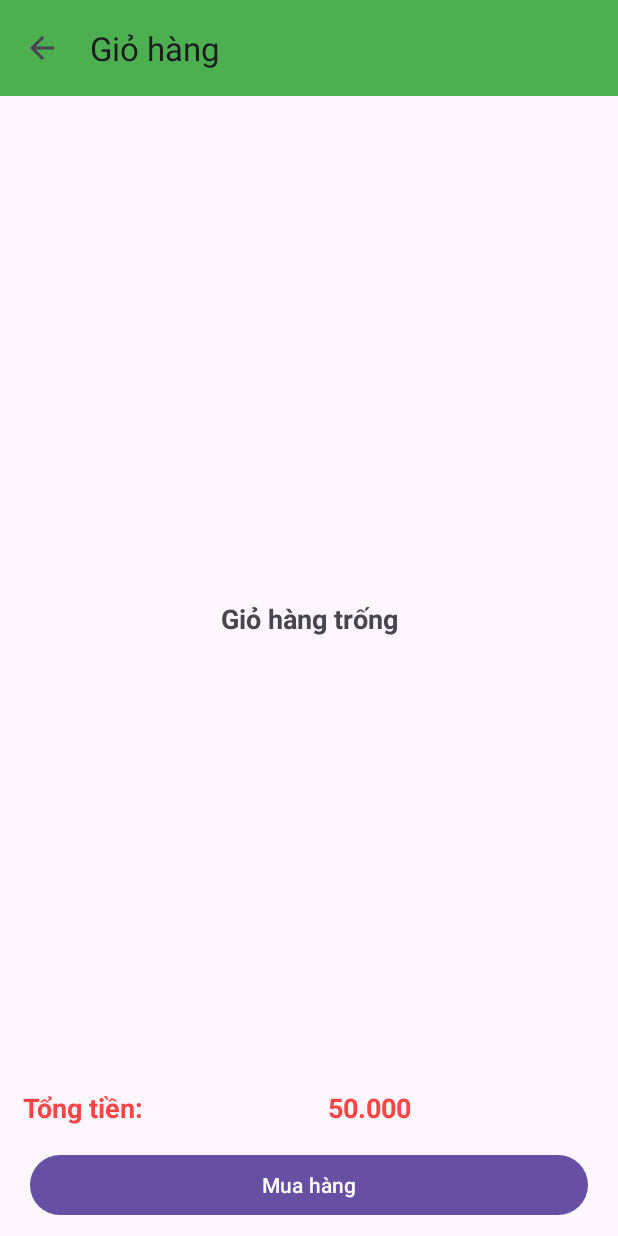
After one commit to nguyenducquanglinh/Appbanhang, an Android app: the GioHangActivity screen opened directly, with no data from a screen before it, on a phone screen of 412 x 824 dp. The commit adds this screen. Run offline under Robolectric (Android 15) with nearby library versions, the phone set to English and light mode, and no system bars.

Commit message:
update 7(giỏ hàng)

```diff
--- a/app/build.gradle.kts
+++ b/app/build.gradle.kts
@@ -49,5 +49,7 @@ dependencies {
     implementation("com.squareup.retrofit2:retrofit:2.9.0")
     implementation("com.squareup.retrofit2:converter-gson:2.9.0")
     implementation("com.github.akarnokd:rxjava3-retrofit-adapter:3.0.0")  // RxJava3 Adapter for Retrofit
+    // bradge
+    implementation ("com.nex3z:notification-badge:1.0.4")
 
 }
--- a/app/src/main/AndroidManifest.xml
+++ b/app/src/main/AndroidManifest.xml
@@ -9,7 +9,7 @@
         android:allowBackup="true"
         android:dataExtractionRules="@xml/data_extraction_rules"
         android:fullBackupContent="@xml/backup_rules"
-        android:hardwareAccelerated="false"
+        android:hardwareAccelerated="true"
         android:icon="@mipmap/ic_launcher"
         android:label="AppBanHang"
         android:roundIcon="@mipmap/ic_launcher_round"
@@ -17,6 +17,9 @@
         android:theme="@style/Theme.AppBanHang"
         android:usesCleartextTraffic="true"
         tools:targetApi="31">
+        <activity
+            android:name=".Activity.GioHangActivity"
+            android:exported="false" />
         <activity
             android:name=".Activity.ChiTietActivity"
             android:exported="false" />
--- /dev/null
+++ b/app/src/main/java/com/example/appbanhang/Activity/GioHangActivity.java
@@ -0,0 +1,61 @@
+package com.example.appbanhang.Activity;
+
+import androidx.appcompat.app.AppCompatActivity;
+import androidx.appcompat.widget.Toolbar;
+import androidx.recyclerview.widget.LinearLayoutManager;
+import androidx.recyclerview.widget.RecyclerView;
+
+import android.os.Bundle;
+import android.view.View;
+import android.widget.Button;
+import android.widget.TextView;
+
+import com.example.appbanhang.Adapter.GioHangAdapter;
+import com.example.appbanhang.R;
+import com.example.appbanhang.utils.Utils;
+
+public class GioHangActivity extends AppCompatActivity {
+    TextView giohangtrong, tongtien;
+    Toolbar toolbar;
+    RecyclerView recyclerView;
+    Button btnmuahang;
+    GioHangAdapter adapter;
+
+    @Override
+    protected void onCreate(Bundle savedInstanceState) {
+        super.onCreate(savedInstanceState);
+        setContentView(R.layout.activity_gio_hang);
+        initView();
+        initControl();
+    }
+
+    private void initControl() {
+        setSupportActionBar(toolbar);
+        getSupportActionBar().setDisplayHomeAsUpEnabled(true);
+        toolbar.setNavigationOnClickListener(new View.OnClickListener() {
+            @Override
+            public void onClick(View view) {
+                finish();
+            }
+        });
+
+        recyclerView.setHasFixedSize(true);
+        RecyclerView.LayoutManager layoutManager = new LinearLayoutManager(this);
+        recyclerView.setLayoutManager(layoutManager);
+
+        if (Utils.manggiohang.size() == 0) {
+            giohangtrong.setVisibility(View.VISIBLE);
+        } else {
+            adapter = new GioHangAdapter(getApplicationContext(), Utils.manggiohang);
+            recyclerView.setAdapter(adapter);
+        }
+    }
+
+    private void initView() {
+        giohangtrong = findViewById(R.id.txtgiohangtrong);
+        tongtien = findViewById(R.id.txttongtien);
+        toolbar = findViewById(R.id.toobar);
+        recyclerView = findViewById(R.id.recycleviewgiohang);
+        btnmuahang = findViewById(R.id.btnmuahang);
+    }
+}
--- a/app/src/main/java/com/example/appbanhang/Activity/MainActivity.java
+++ b/app/src/main/java/com/example/appbanhang/Activity/MainActivity.java
@@ -189,6 +189,9 @@ public class MainActivity extends AppCompatActivity {
         //khoi tao list
         mangloaisp = new ArrayList<>();
         mangMauSp = new ArrayList<>();
+        if (Utils.manggiohang == null){
+            Utils.manggiohang = new ArrayList<>();
+        }
 
     }
     public boolean isConnected(Context context) {
--- a/app/src/main/java/com/example/appbanhang/Adapter/GiayAdapter.java
+++ b/app/src/main/java/com/example/appbanhang/Adapter/GiayAdapter.java
@@ -18,6 +18,7 @@ import com.example.appbanhang.Interface.ItemClickListener;
 import com.example.appbanhang.Model.MauSanPham;
 import com.example.appbanhang.R;
 
+import java.text.DecimalFormat;
 import java.util.List;
 
 public class GiayAdapter extends RecyclerView.Adapter<RecyclerView.ViewHolder> {
--- a/app/src/main/java/com/example/appbanhang/Adapter/MauSanPhamAdapter.java
+++ b/app/src/main/java/com/example/appbanhang/Adapter/MauSanPhamAdapter.java
@@ -17,6 +17,7 @@ import com.example.appbanhang.Interface.ItemClickListener;
 import com.example.appbanhang.Model.MauSanPham;
 import com.example.appbanhang.R;
 
+import java.text.DecimalFormat;
 import java.util.List;
 
 public class MauSanPhamAdapter extends RecyclerView.Adapter<MauSanPhamAdapter.MyViewHolder> {
--- /dev/null
+++ b/app/src/main/res/drawable/ic_baseline_add_24.xml
@@ -0,0 +1,5 @@
+<vector android:height="24dp" android:tint="#FF0707"
+    android:viewportHeight="24" android:viewportWidth="24"
+    android:width="24dp" xmlns:android="http://schemas.android.com/apk/res/android">
+    <path android:fillColor="@android:color/white" android:pathData="M19,13h-6v6h-2v-6H5v-2h6V5h2v6h6v2z"/>
+</vector>
--- /dev/null
+++ b/app/src/main/res/drawable/ic_baseline_drag_handle_24.xml
@@ -0,0 +1,5 @@
+<vector android:height="24dp" android:tint="#FF0000"
+    android:viewportHeight="24" android:viewportWidth="24"
+    android:width="24dp" xmlns:android="http://schemas.android.com/apk/res/android">
+    <path android:fillColor="@android:color/white" android:pathData="M20,9H4v2h16V9zM4,15h16v-2H4V15z"/>
+</vector>
--- /dev/null
+++ b/app/src/main/res/drawable/ic_baseline_remove_24.xml
@@ -0,0 +1,5 @@
+<vector android:height="24dp" android:tint="#FF0000"
+    android:viewportHeight="24" android:viewportWidth="24"
+    android:width="24dp" xmlns:android="http://schemas.android.com/apk/res/android">
+    <path android:fillColor="@android:color/white" android:pathData="M19,13H5v-2h14v2z"/>
+</vector>
--- /dev/null
+++ b/app/src/main/res/drawable/ic_cart_24.xml
@@ -0,0 +1,5 @@
+<vector android:height="24dp" android:tint="#000000"
+    android:viewportHeight="24" android:viewportWidth="24"
+    android:width="24dp" xmlns:android="http://schemas.android.com/apk/res/android">
+    <path android:fillColor="@android:color/white" android:pathData="M7,18c-1.1,0 -1.99,0.9 -1.99,2S5.9,22 7,22s2,-0.9 2,-2 -0.9,-2 -2,-2zM1,2v2h2l3.6,7.59 -1.35,2.45c-0.16,0.28 -0.25,0.61 -0.25,0.96 0,1.1 0.9,2 2,2h12v-2L7.42,15c-0.14,0 -0.25,-0.11 -0.25,-0.25l0.03,-0.12 0.9,-1.63h7.45c0.75,0 1.41,-0.41 1.75,-1.03l3.58,-6.49c0.08,-0.14 0.12,-0.31 0.12,-0.48 0,-0.55 -0.45,-1 -1,-1L5.21,4l-0.94,-2L1,2zM17,18c-1.1,0 -1.99,0.9 -1.99,2s0.89,2 1.99,2 2,-0.9 2,-2 -0.9,-2 -2,-2z"/>
+</vector>
--- /dev/null
+++ b/app/src/main/res/layout/activity_gio_hang.xml
@@ -0,0 +1,76 @@
+<?xml version="1.0" encoding="utf-8"?>
+<androidx.constraintlayout.widget.ConstraintLayout
+    xmlns:android="http://schemas.android.com/apk/res/android"
+    xmlns:app="http://schemas.android.com/apk/res-auto"
+    xmlns:tools="http://schemas.android.com/tools"
+    android:layout_width="match_parent"
+    android:layout_height="match_parent"
+    tools:context=".Activity.GioHangActivity">
+
+    <TextView
+        app:layout_constraintTop_toTopOf="parent"
+        app:layout_constraintBottom_toBottomOf="parent"
+        android:textStyle="bold"
+        android:visibility="gone"
+        android:id="@+id/txtgiohangtrong"
+        android:text="Giỏ hàng trống"
+        android:gravity="center"
+        android:textSize="18sp"
+        android:layout_width="match_parent"
+        android:layout_height="wrap_content"/>
+    <androidx.appcompat.widget.Toolbar
+        android:id="@+id/toobar"
+        app:layout_constraintTop_toTopOf="parent"
+        app:title="Giỏ hàng"
+        android:background="#4CAF50"
+        android:layout_width="match_parent"
+        android:layout_height="?attr/actionBarSize"/>
+    <androidx.recyclerview.widget.RecyclerView
+        android:id="@+id/recycleviewgiohang"
+        android:layout_margin="5dp"
+        app:layout_constraintTop_toBottomOf="@id/toobar"
+        app:layout_constraintBottom_toTopOf="@id/layout1"
+        android:layout_width="match_parent"
+        android:layout_height="0dp"/>
+    <LinearLayout
+        android:id="@+id/layout1"
+        android:weightSum="2"
+        android:layout_marginBottom="10dp"
+        android:orientation="horizontal"
+        app:layout_constraintBottom_toTopOf="@id/btnmuahang"
+        android:layout_width="match_parent"
+        android:layout_height="wrap_content">
+        <TextView
+            android:padding="5dp"
+            android:layout_marginLeft="10dp"
+            android:layout_weight="1"
+            android:text="Tổng tiền: "
+            android:textSize="18sp"
+            android:textColor="@android:color/holo_red_light"
+            android:textStyle="bold"
+            android:layout_width="wrap_content"
+            android:layout_height="wrap_content"/>
+        <TextView
+            android:padding="5dp"
+            android:layout_weight="1"
+            android:id="@+id/txttongtien"
+            android:text="50.000 "
+            android:layout_gravity="right"
+            android:layout_marginRight="20dp"
+            android:textSize="18sp"
+            android:textColor="@android:color/holo_red_light"
+            android:textStyle="bold"
+            android:layout_width="wrap_content"
+            android:layout_height="wrap_content"/>
+    </LinearLayout>
+    <Button
+        android:layout_marginBottom="10dp"
+        android:layout_marginStart="20dp"
+        android:layout_marginEnd="20dp"
+        android:id="@+id/btnmuahang"
+        android:text="Mua hàng"
+        app:layout_constraintBottom_toBottomOf="parent"
+        android:layout_width="match_parent"
+        android:layout_height="wrap_content"/>
+
+</androidx.constraintlayout.widget.ConstraintLayout>
```
Also changed, not shown: app/src/main/java/com/example/appbanhang/Activity/ChiTietActivity.java (+87 -11 lines), app/src/main/java/com/example/appbanhang/Adapter/GioHangAdapter.java (added, +68 -0 lines), app/src/main/java/com/example/appbanhang/Model/GioHang.java (added, +52 -0 lines), app/src/main/java/com/example/appbanhang/utils/Utils.java (+6 -1 lines), app/src/main/res/layout/activity_chi_tiet.xml (+24 -2 lines), app/src/main/res/layout/activity_giay.xml (+7 -7 lines), app/src/main/res/layout/item_giohang.xml (added, +89 -0 lines).
